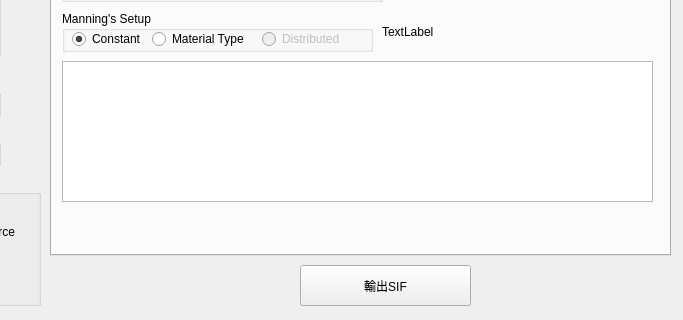
Old version of the form srhpre.ui in the repository sythenA/MeshBuilder; both pictures show x 240 to 923 and y 365 to 685 of the 923 by 685 pixel window.
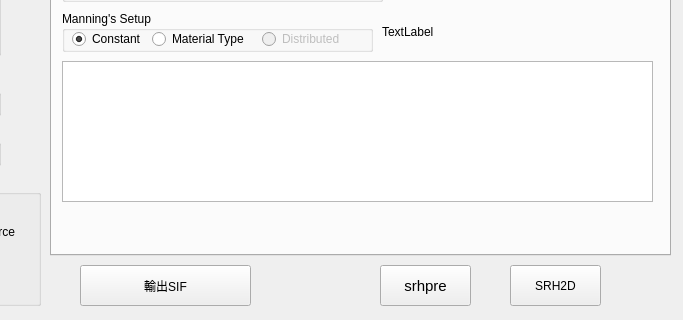
New version of the form. The open tabs and pages were chosen to show the change.

The edit to the form file:
```diff
--- a/srhpre.ui
+++ b/srhpre.ui
@@ -950,7 +950,7 @@
   <widget class="QPushButton" name="exportBtn">
    <property name="geometry">
     <rect>
-     <x>540</x>
+     <x>320</x>
      <y>630</y>
      <width>171</width>
      <height>41</height>
@@ -1057,7 +1057,7 @@
   <widget class="QLabel" name="label_Complete">
    <property name="geometry">
     <rect>
-     <x>730</x>
+     <x>500</x>
      <y>640</y>
      <width>101</width>
      <height>16</height>
@@ -1067,6 +1067,37 @@
     <string/>
    </property>
   </widget>
+  <widget class="QPushButton" name="callSrhpreBtn">
+   <property name="geometry">
+    <rect>
+     <x>620</x>
+     <y>630</y>
+     <width>91</width>
+     <height>41</height>
+    </rect>
+   </property>
+   <property name="font">
+    <font>
+     <pointsize>11</pointsize>
+    </font>
+   </property>
+   <property name="text">
+    <string>srhpre</string>
+   </property>
+  </widget>
+  <widget class="QPushButton" name="callSRH2DBtn">
+   <property name="geometry">
+    <rect>
+     <x>750</x>
+     <y>630</y>
+     <width>91</width>
+     <height>41</height>
+    </rect>
+   </property>
+   <property name="text">
+    <string>SRH2D</string>
+   </property>
+  </widget>
  </widget>
  <resources/>
  <connections/>
```
Left out of the diff: 2 changed lines with no effect on the pictures.
